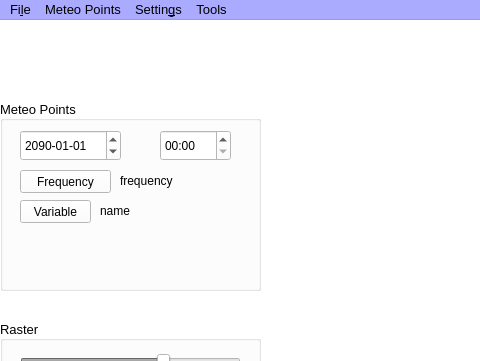
The window that PRAGA/mainwindow.ui (gaowudao/CRITERIA3D) describes before a commit, drawn with Qt 5; both pictures show x 0 to 480 and y 0 to 361 of the 1368 by 768 pixel window.
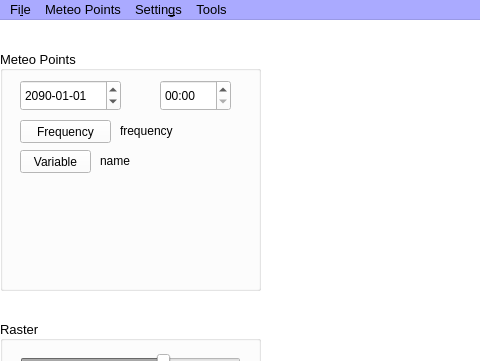
The same window after the commit.

Commit message: grid color scale

What changed in the file:
```diff
--- a/PRAGA/mainwindow.ui
+++ b/PRAGA/mainwindow.ui
@@ -1067,9 +1067,9 @@
     <property name="geometry">
      <rect>
       <x>0</x>
-      <y>80</y>
+      <y>30</y>
       <width>261</width>
-      <height>191</height>
+      <height>241</height>
      </rect>
     </property>
     <property name="palette">
@@ -1507,7 +1507,7 @@
      <property name="geometry">
       <rect>
        <x>0</x>
-       <y>140</y>
+       <y>130</y>
        <width>261</width>
        <height>51</height>
       </rect>
```
Left out of the diff: 20 changed lines with no effect on the pictures. The commit also changes 1 other file.
